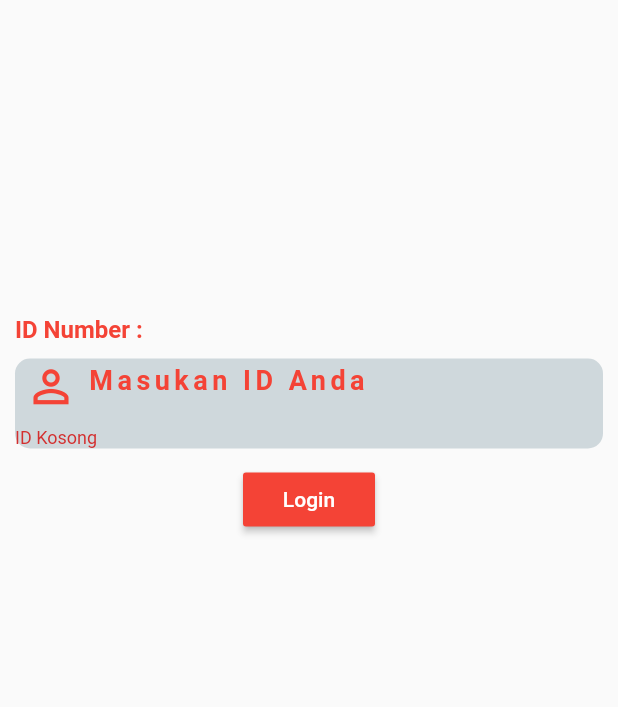
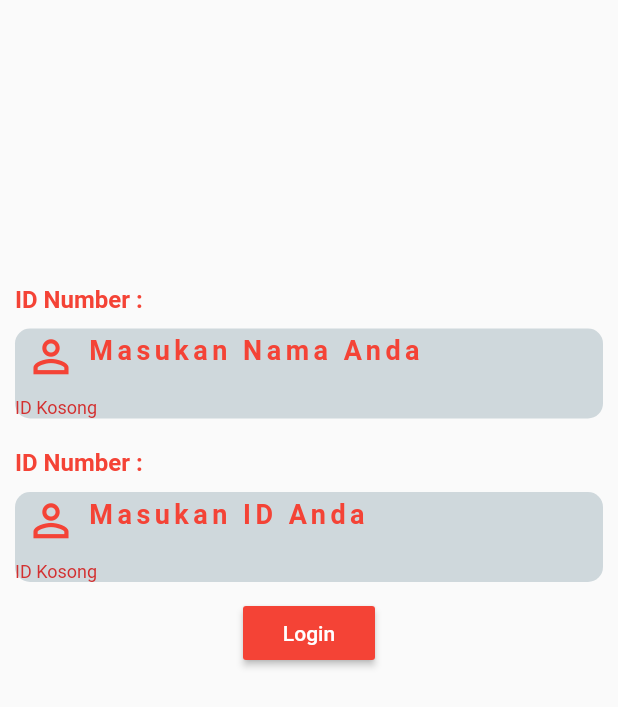
Before and after one commit to RyanRyan99/bintang_motor2, a Flutter app: the screen it shows after launch, after a tap on "Login", on a phone screen of 412 x 824 dp. Shown: the top 707 px of the screen. Run offline on Flutter 3.47's test engine with Material 2 defaults, Android fonts, the phone set to English and light mode, and no system bars; our stand-ins replace fl_chart, font_awesome_flutter, share, shared_preferences; missing offline and left inert: flutter_open_whatsapp, flutter_pdfview, flutter_screen_scaler; network calls fail; Roboto replaces fonts that are missing (Baloo2).

Commit message:
14/05/2020 Update login and view data login

```diff
--- a/lib/login.dart
+++ b/lib/login.dart
@@ -15,7 +15,7 @@ class LoginScreen extends StatefulWidget {
 enum LoginStatus {notSignIn, signIn}
 class _LoginScreenState extends State<LoginScreen> {
   LoginStatus _loginStatus = LoginStatus.notSignIn;
-  String badgenumber, password;
+  String badgenumber, name;
   final _key = new GlobalKey<FormState>();
   bool _scureText = true;
   check(){
@@ -28,17 +28,18 @@ class _LoginScreenState extends State<LoginScreen> {
 
   login() async {
     final response = await http.post("https://bintang-niagajaya.000webhostapp.com/api_login.php",
-    body: {"badgenumber": badgenumber});
+    body: {"badgenumber": badgenumber, "name": name});
     final data = jsonDecode(response.body);
     int value = data['value'];
     String pesan = data["message"];
     String usernameApi = data["badgenumber"];
-    String name = data["name"];
+    String nameAPI = data["name"];
+    String point = data["point"];
     String id = data["id"];
     if(value == 1){
       setState(() {
         _loginStatus = LoginStatus.signIn;
-        savePref(value, usernameApi, name, id);
+        savePref(value, usernameApi, nameAPI, point, id);
       });
       print(pesan);
     }
@@ -53,12 +54,13 @@ class _LoginScreenState extends State<LoginScreen> {
       );
     }
   }
-  savePref(int value, String usernameApi, String name, String id) async {
+  savePref(int value, String usernameApi, String point, String name, String id) async {
     SharedPreferences preferences = await SharedPreferences.getInstance();
     setState(() {
       preferences.setInt("value", value);
       preferences.setString("name", name);
       preferences.setString("badgenumber", usernameApi);
+      preferences.setString("point", point);
       preferences.setString("id", id);
       preferences.commit();
     });
@@ -93,13 +95,73 @@ class _LoginScreenState extends State<LoginScreen> {
     switch (_loginStatus){
       case LoginStatus.notSignIn:
         return Scaffold(
-      body: Form(
+      body: SingleChildScrollView(
+        child: Form(
           key: _key,
+          child: Padding(
+            padding: const EdgeInsets.only(top: 180),
             child: Column(
               children: <Widget>[
-            Padding(
-              padding: const EdgeInsets.only(top: 200),
-              child: Container(
+                Container(
+                  margin: EdgeInsets.all(10.0),
+                  child: Column(
+                    crossAxisAlignment: CrossAxisAlignment.start,
+                    children: <Widget>[
+                      Text(
+                        'ID Number :',
+                        style: TextStyle(
+                          color: Colors.red,
+                          fontSize: 16,
+                          fontWeight: FontWeight.bold,
+                          fontFamily: 'Baloo2',
+                        ),
+                      ),
+                      SizedBox(height: 10.0),
+                      Container(
+                        alignment: Alignment.centerLeft,
+                        decoration: BoxDecoration(
+                          color: Color(0xFFCFD8DC),
+                          borderRadius: BorderRadius.circular(10.0),
+                        ),
+                        height: 60.0,
+                        child: TextFormField(
+                          cursorColor: Colors.red,
+                          style: TextStyle(
+                              letterSpacing: 3,
+                              color: Colors.red,
+                              fontFamily: 'Baloo2',
+                              fontWeight: FontWeight.bold
+                          ),
+                          decoration: InputDecoration(
+                            border: InputBorder.none,
+                            contentPadding: EdgeInsets.only(top: 14.0),
+                            prefixIcon: Icon(
+                              Icons.perm_identity,
+                              color: Colors.red,
+                              size: 35,
+                            ),
+                            hintText: 'Masukan Nama Anda',
+                            hintStyle: TextStyle(
+                              fontSize: 18,
+                              letterSpacing: 3,
+                              color: Colors.red,
+                              fontFamily: 'Baloo2',
+                            ),
+                          ),
+                          // ignore: missing_return
+                          validator: (e) {
+                            if (e.isEmpty) {
+                              return "ID Kosong";
+                            }
+                          },
+                          onSaved: (e) => name = e,
+                        ),
+                      ),
+                    ],
+                  ),
+                ),
+
+                Container(
                   margin: EdgeInsets.all(10.0),
                   child: Column(
                     crossAxisAlignment: CrossAxisAlignment.start,
@@ -162,7 +224,9 @@ class _LoginScreenState extends State<LoginScreen> {
                     ],
                   ),
                 ),
-            ),
+
+
+
                 RaisedButton(
                   color: Colors.red,
                   splashColor: Colors.white,
@@ -174,10 +238,12 @@ class _LoginScreenState extends State<LoginScreen> {
               ],
             ),
           ),
+        ),
+      ),
       );
         break;
       case LoginStatus.signIn:
-        return NavigatorPage(badgenumber: badgenumber, signOut: signOut,);
+        return NavigatorPage(badgenumber: badgenumber, signOut: signOut, name: name,);
         break;
     }
   }
--- a/lib/navigator_menu.dart
+++ b/lib/navigator_menu.dart
@@ -23,7 +23,9 @@ class NavigatorPage extends StatefulWidget {
   final VoidCallback signOut;
   final String user;
   final String badgenumber;
-  NavigatorPage({Key key, @required this.user, @required this.badgenumber, @required this.signOut}) : super (key: key);
+  final String name;
+  NavigatorPage({Key key, @required this.user,
+    @required this.badgenumber, @required this.signOut, @required this.name}) : super (key: key);
   @override
   _NavigatorPageState createState() => _NavigatorPageState();
 }
@@ -42,9 +44,9 @@ class _NavigatorPageState extends State<NavigatorPage> {
     super.initState();
     userID = widget.user;
     final _pageOption = [
-      MainPage(user: widget.user, badgenumber: widget.badgenumber,),
+      MainPage(user: widget.user, name: widget.name,),
       Notifikasi(),
-      Profile(signOut: SignOut),
+      Profile(signOut: SignOut, name: widget.name,),
     ];
     page = _pageOption;
   }
@@ -69,7 +71,9 @@ class _NavigatorPageState extends State<NavigatorPage> {
                 )
               ),
             ),
-            Theme(
+            Align(
+              alignment: Alignment.bottomCenter,
+              child: Theme(
                 data: Theme.of(context).copyWith(canvasColor: Colors.white70),
                  child: BottomNavigationBar(
                   iconSize: 20,
@@ -121,6 +125,7 @@ class _NavigatorPageState extends State<NavigatorPage> {
                     ),
                   ],
                 ),
+              ),
             )
           ],
         ),
--- a/lib/profile.dart
+++ b/lib/profile.dart
@@ -3,7 +3,8 @@ import 'package:flutter/material.dart';
 
 class Profile extends StatefulWidget {
   final VoidCallback signOut;
-  Profile({Key key, @required this.signOut});
+  final String name;
+  Profile({Key key, @required this.signOut, @required this.name});
   @override
   _ProfileState createState() => _ProfileState();
 }
@@ -132,7 +133,7 @@ class _ProfileState extends State<Profile> {
         Padding(
           padding: const EdgeInsets.only(top: 50.0, left: 180),
           child: new Container(
-            child: Text("Ryan_Ryan",
+            child: Text("${widget.name}",
               style: TextStyle(
                   fontSize: 24.0,
                   fontWeight: FontWeight.bold
```
Also changed, not shown: lib/mainpage.dart (+4 -4 lines). Lines whose indentation alone changed are shown as unchanged.
